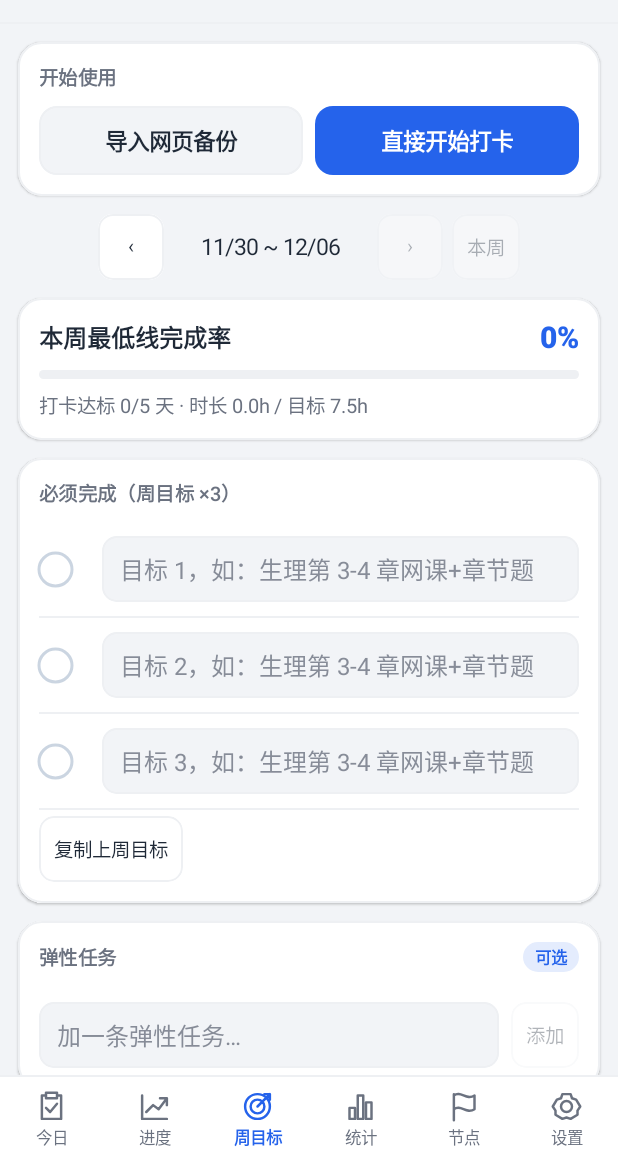
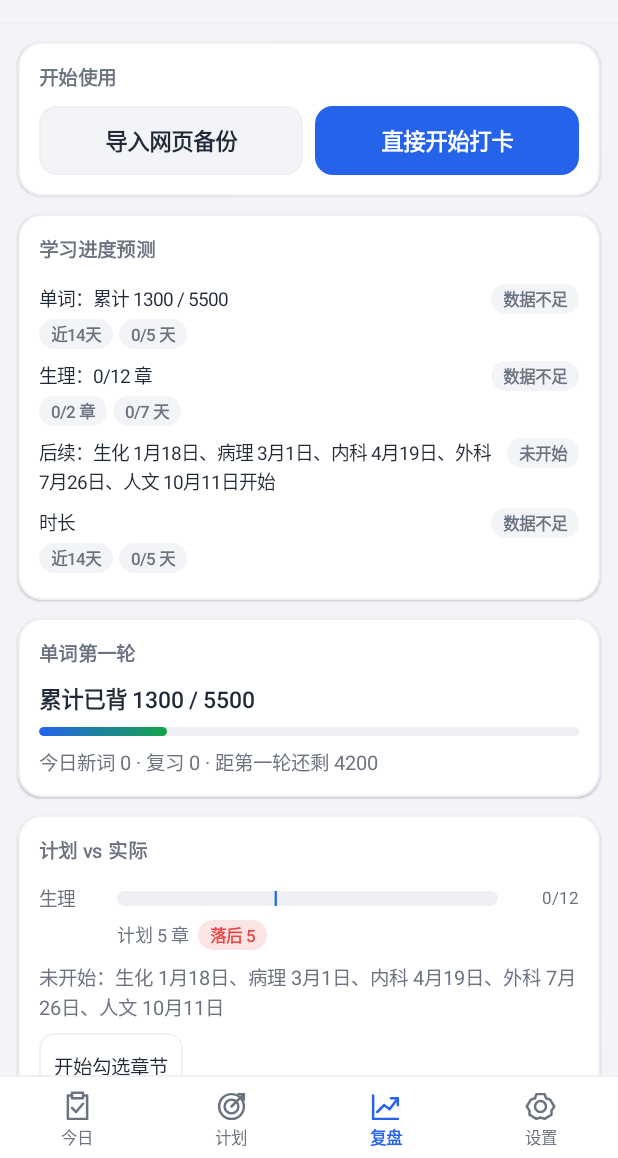
Before and after one commit to xjb1337/kaoyan-checkin, an Android app built with Jetpack Compose: the screen it shows after launch (MainActivity), item 3 of the bottom bar chosen, on a phone screen of 412 x 824 dp, the part 78-1236 px from its top. Run offline under Robolectric (Android 15) with nearby library versions, the phone set to English and light mode, and no system bars; our stand-ins replace Room's generated code; network calls fail; pictures from the network do not load.

Commit message:
Android：同步小组件任务数、支持补录首次日期并优化 UI/UX，发布 1.2.0

```diff
--- a/android/app/build.gradle.kts
+++ b/android/app/build.gradle.kts
@@ -11,8 +11,8 @@ android {
         applicationId = "com.xjb.kaoyancheckin"
         minSdk = 26
         targetSdk = 35
-        versionCode = 8
-        versionName = "1.1.1"
+        versionCode = 9
+        versionName = "1.2.0"
     }
     // CI supplies all four values; without them release uses the same local debug identity.
     val signingValues = listOf("SIGNING_STORE_FILE", "SIGNING_STORE_PASSWORD", "SIGNING_KEY_ALIAS", "SIGNING_KEY_PASSWORD")
--- a/android/app/src/main/java/com/xjb/kaoyancheckin/CheckinWidget.kt
+++ b/android/app/src/main/java/com/xjb/kaoyancheckin/CheckinWidget.kt
@@ -9,6 +9,7 @@ import android.content.ComponentName
 import android.content.Context
 import android.content.Intent
 import android.content.res.Configuration
+import android.graphics.Paint
 import android.net.Uri
 import android.os.Bundle
 import android.view.View
@@ -149,8 +150,10 @@ class CheckinWidget : AppWidgetProvider() {
                     tasks.forEach { task ->
                         val item = RemoteViews(context.packageName, R.layout.checkin_widget_task)
                         item.setImageViewBitmap(R.id.widget_check, if (task.done) checked else unchecked)
-                        item.setTextViewText(R.id.widget_task_text, task.label)
+                        item.setTextViewText(R.id.widget_task_text, if (task.minimum) "★ ${task.label}" else task.label)
                         item.setTextColor(R.id.widget_task_text, (if (task.done) c.sub else c.text).toArgb())
+                        item.setInt(R.id.widget_task_text, "setPaintFlags",
+                            if (task.done) Paint.ANTI_ALIAS_FLAG or Paint.STRIKE_THRU_TEXT_FLAG else Paint.ANTI_ALIAS_FLAG)
                         item.setContentDescription(R.id.widget_task, "${task.label}，${if (task.done) "已完成，点击取消" else "未完成，点击完成"}")
                         val intent = Intent(context, WidgetActionReceiver::class.java).setAction(TOGGLE)
                             .setData(Uri.Builder().scheme("checkin").authority("widget").appendPath(widgetId.toString())
--- a/android/app/src/main/java/com/xjb/kaoyancheckin/LearningProgress.kt
+++ b/android/app/src/main/java/com/xjb/kaoyancheckin/LearningProgress.kt
@@ -89,3 +89,9 @@ internal fun toggleChapter(state: JSONObject, subject: JSONObject, index: Int, t
     if (dates.length() == 0) state.obj("cd").remove(key) else state.obj("cd").put(key, dates)
     return state
 }
+
+internal fun setChapterFirstDate(state: JSONObject, key: String, date: String): JSONObject {
+    require(CheckinCore.validDate(date)) { "日期无效" }
+    state.obj("cf").put(key, date)
+    return state
+}
--- a/android/app/src/main/java/com/xjb/kaoyancheckin/MainActivity.kt
+++ b/android/app/src/main/java/com/xjb/kaoyancheckin/MainActivity.kt
@@ -157,11 +157,11 @@ private fun CheckinApp(openTodaySignal: Int, model: CheckinViewModel, updates: U
                     .padding(horizontal = 12.dp, vertical = 12.dp), verticalArrangement = Arrangement.spacedBy(12.dp)) {
                     if (model.loadError.isNotEmpty()) Section("存档读取异常") {
                         Text(model.loadError, color = c.red)
-                        WebButton("前往设置，导出原始存档或恢复", { model.page = 5 })
+                        WebButton("前往设置，导出原始存档或恢复", { model.page = 3 })
                     }
-                    if (!CheckinCore.hasData(model.state) && model.page != 5 && !onboardingDismissed) Section("开始使用") {
+                    if (!CheckinCore.hasData(model.state) && model.page != 3 && !onboardingDismissed) Section("开始使用") {
                         Row(horizontalArrangement = Arrangement.spacedBy(8.dp)) {
-                            WebButton("导入网页备份", { model.page = 5 }, Modifier.weight(1f), big = true)
+                            WebButton("导入网页备份", { model.page = 3 }, Modifier.weight(1f), big = true)
                             WebButton("直接开始打卡", {
                                 onboardingDismissed = true
                                 model.page = 0
@@ -170,10 +170,14 @@ private fun CheckinApp(openTodaySignal: Int, model: CheckinViewModel, updates: U
                     }
                     when (model.page) {
                         0 -> TodayScreen(model)
-                        1 -> ProgressScreen(model)
-                        2 -> WeekScreen(model)
-                        3 -> StatsScreen(model)
-                        4 -> MilestonesScreen(model)
+                        1 -> {
+                            WeekScreen(model)
+                            MilestonesScreen(model)
+                        }
+                        2 -> {
+                            ProgressScreen(model)
+                            StatsScreen(model)
+                        }
                         else -> SettingsScreen(model, updates, appearance)
                     }
                 }
@@ -212,9 +216,8 @@ private fun Header(model: CheckinViewModel) {
 
 @Composable
 internal fun TabBar(selected: Int, onSelect: (Int) -> Unit) {
-    val labels = listOf("今日", "进度", "周目标", "统计", "节点", "设置")
-    val icons = listOf(R.drawable.tab_today, R.drawable.tab_progress, R.drawable.tab_week,
-        R.drawable.tab_stats, R.drawable.tab_milestones, R.drawable.tab_settings)
+    val labels = listOf("今日", "计划", "复盘", "设置")
+    val icons = listOf(R.drawable.tab_today, R.drawable.tab_week, R.drawable.tab_progress, R.drawable.tab_settings)
     val c = webColors
     Column(Modifier.fillMaxWidth().background(c.card), horizontalAlignment = Alignment.CenterHorizontally) {
         Divider()
--- a/android/app/src/main/java/com/xjb/kaoyancheckin/ProgressForecast.kt
+++ b/android/app/src/main/java/com/xjb/kaoyancheckin/ProgressForecast.kt
@@ -315,6 +315,7 @@ internal fun forecastSubject(subject: JSONObject, state: JSONObject, today: Loca
     }
 
     val firstDate = parseDate(state.obj("cf").optString(key))
+        ?: datedChapters.minOfOrNull { it.second }
         ?: return SubjectForecast.Insufficient(
             subjectName, done, total, SubjectForecastGap.MISSING_FIRST_DATE, null, null,
         )
--- a/android/app/src/main/java/com/xjb/kaoyancheckin/ProgressStatsScreens.kt
+++ b/android/app/src/main/java/com/xjb/kaoyancheckin/ProgressStatsScreens.kt
@@ -1,10 +1,13 @@
 package com.xjb.kaoyancheckin
 
+import android.app.DatePickerDialog
+import android.content.Context
 import androidx.compose.foundation.Canvas
 import androidx.compose.foundation.ExperimentalFoundationApi
 import androidx.compose.foundation.background
 import androidx.compose.foundation.border
 import androidx.compose.foundation.clickable
+import androidx.compose.foundation.gestures.detectTapGestures
 import androidx.compose.foundation.horizontalScroll
 import androidx.compose.foundation.layout.*
 import androidx.compose.foundation.rememberScrollState
@@ -25,6 +28,8 @@ import androidx.compose.ui.graphics.Brush
 import androidx.compose.ui.graphics.Color
 import androidx.compose.ui.graphics.PathEffect
 import androidx.compose.ui.graphics.StrokeCap
+import androidx.compose.ui.input.pointer.pointerInput
+import androidx.compose.ui.platform.LocalContext
 import androidx.compose.ui.text.SpanStyle
 import androidx.compose.ui.text.TextStyle
 import androidx.compose.ui.text.buildAnnotatedString
@@ -39,6 +44,8 @@ import com.xjb.kaoyancheckin.ui.theme.webColors
 import kotlinx.coroutines.launch
 import org.json.JSONArray
 import org.json.JSONObject
+import java.time.LocalDate
+import java.util.Calendar
 import java.util.Locale
 import java.util.UUID
 import kotlin.math.roundToInt
@@ -48,6 +55,7 @@ import kotlin.math.roundToInt
 @Composable
 internal fun ProgressScreen(model: CheckinViewModel) {
     val c = webColors
+    val context = LocalContext.current
     val enabled = model.loadError.isEmpty()
     var deleteScoreId by remember { mutableStateOf<String?>(null) }
     var expandedSubjectKey by rememberSaveable { mutableStateOf<String?>(null) }
@@ -70,9 +78,16 @@ internal fun ProgressScreen(model: CheckinViewModel) {
             method = wordForecastMethod(wordForecast), gates = wordForecastGates(wordForecast),
         )
         subjectForecasts.filterNot { it is SubjectForecast.NotStarted }.forEach { forecast ->
+            val missingFirst = forecast is SubjectForecast.Insufficient && forecast.reason == SubjectForecastGap.MISSING_FIRST_DATE
+            val subject = if (missingFirst) model.plan.subjects.firstOrNull { it.getString("name") == forecast.subjectName } else null
             ForecastRow(
                 formatSubjectForecast(forecast), subjectForecastTone(forecast), subjectForecastStatus(forecast),
                 method = subjectForecastMethod(forecast), gates = subjectForecastGates(forecast),
+                onClick = if (enabled && subject != null) ({
+                    showFirstDatePicker(context, subject.getString("s"), model.today) { picked ->
+                        model.setChapterFirstDate(subject, picked)
+                    }
+                }) else null,
             )
         }
         formatUpcomingSubjects(subjectForecasts)?.let { text ->
@@ -138,13 +153,26 @@ internal fun ProgressScreen(model: CheckinViewModel) {
                 horizontalArrangement = Arrangement.spacedBy(8.dp)) {
                 Text(progress.estimate.text, Modifier.weight(1f), color = c.sub, fontSize = 12.sp, lineHeight = 18.sp)
                 progress.estimate.status?.let { status ->
-                    val (fg, bg) = when (progress.estimate.tone) {
-                        ChapterEstimateTone.GOOD -> c.green to c.chipGreen
-                        ChapterEstimateTone.BAD -> c.red to c.chipRed
-                        ChapterEstimateTone.NEUTRAL -> c.sub to c.bg
+                    if (status == "缺首次日期" && enabled) {
+                        Box(Modifier.clip(RoundedCornerShape(6.dp)).clickable {
+                            showFirstDatePicker(context, subject.getString("s"), model.today) { picked ->
+                                model.setChapterFirstDate(subject, picked)
+                            }
+                        }) {
+                            Chip("补录首次日期", c.accent, c.chipBlue)
+                        }
+                    } else {
+                        val (fg, bg) = when (progress.estimate.tone) {
+                            ChapterEstimateTone.GOOD -> c.green to c.chipGreen
+                            ChapterEstimateTone.BAD -> c.red to c.chipRed
+                            ChapterEstimateTone.NEUTRAL -> c.sub to c.bg
+                        }
+                        Chip(status, fg, bg)
                     }
-                    Chip(status, fg, bg)
                 }
+            }
+            if (chapters.length() > 0) {
+                ProgressBar(done.toFloat() / chapters.length(), Modifier.padding(bottom = 8.dp), height = 5.dp)
             }
             if (expanded) chapters.values().forEachIndexed { index, chapter ->
                 val checked = flags.optBoolean(index)
@@ -179,9 +207,13 @@ internal fun ProgressScreen(model: CheckinViewModel) {
             WebButton("记录一次模考", { scope.launch { scoreRequester.bringIntoView() } }, Modifier.fillMaxWidth())
         }
         else {
-            ScoreChart(scores)
-            val last = scores.last()
-            Tip("最近一次：${last.optString("n").ifEmpty { "套卷" }} ${last.getString("d")} · ${last.getDouble("tot")} 分")
+            var selectedScoreIndex by rememberSaveable(scores.size) { mutableStateOf<Int?>(null) }
+            ScoreChart(scores, selectedIndex = selectedScoreIndex, onSelect = { selectedScoreIndex = it })
+            val shown = selectedScoreIndex?.let { scores.getOrNull(it) } ?: scores.last()
+            val prefix = if (selectedScoreIndex != null) "已选" else "最近一次"
+            Tip("$prefix：${shown.optString("n").ifEmpty { "套卷" }} ${shown.getString("d")} · ${shown.getDouble("tot")} 分")
+            val selectedParts = ScoreEntry.describe(shown.obj("p"))
+            if (selectedScoreIndex != null && selectedParts.isNotEmpty()) Tip(selectedParts)
             scores.reversed().forEach { score ->
                 Row(Modifier.fillMaxWidth().padding(vertical = 6.dp), verticalAlignment = Alignment.CenterVertically) {
                     Text("${score.getString("d")} ${score.optString("n")}", Modifier.weight(1f), fontSize = 13.sp, color = c.text)
@@ -283,6 +315,7 @@ private fun ForecastRow(
     status: String,
     method: String? = null,
     gates: List<String> = emptyList(),
+    onClick: (() -> Unit)? = null,
 ) {
     val c = webColors
     val (color, background) = when (tone) {
@@ -290,8 +323,13 @@ private fun ForecastRow(
         ForecastTone.BAD -> c.red to c.chipRed
         ForecastTone.NEUTRAL -> c.sub to c.bg
     }
+    val rowModifier = if (onClick != null) {
+        Modifier.fillMaxWidth().clip(RoundedCornerShape(8.dp)).clickable(onClick = onClick).padding(vertical = 4.dp)
+    } else {
+        Modifier.fillMaxWidth().padding(vertical = 4.dp)
+    }
     Row(
-        Modifier.fillMaxWidth().padding(vertical = 4.dp),
+        rowModifier,
         verticalAlignment = Alignment.Top,
         horizontalArrangement = Arrangement.spacedBy(8.dp),
     ) {
@@ -300,12 +338,28 @@ private fun ForecastRow(
             if (method != null || gates.isNotEmpty()) {
                 Row(horizontalArrangement = Arrangement.spacedBy(4.dp), verticalAlignment = Alignment.CenterVertically) {
                     method?.let { Chip(it, c.sub, c.bg) }
-                    gates.forEach { Chip(it, c.sub, c.bg) }
+                    gates.forEach { Chip(it, if (it == "缺首次日期" && onClick != null) c.accent else c.sub,
+                        if (it == "缺首次日期" && onClick != null) c.chipBlue else c.bg) }
                 }
             }
         }
         Chip(status, color, background)
     }
+}
+
+private fun showFirstDatePicker(context: Context, defaultDate: String, maxDate: String, onPicked: (String) -> Unit) {
+    val limit = LocalDate.parse(maxDate)
+    val initial = LocalDate.parse(defaultDate).let { if (it > limit) limit else it }
+    val dialog = DatePickerDialog(context, { _, year, month, day ->
+        val picked = LocalDate.of(year, month + 1, day)
+        if (picked <= limit) onPicked(picked.toString())
+    }, initial.year, initial.monthValue - 1, initial.dayOfMonth)
+    val maximum = Calendar.getInstance().apply {
+        clear()
+        set(limit.year, limit.monthValue - 1, limit.dayOfMonth)
+    }
+    dialog.datePicker.maxDate = maximum.timeInMillis
+    dialog.show()
 }
 
 private fun wordForecastStatus(forecast: WordForecast): String = when (forecast) {
@@ -374,7 +428,7 @@ private fun hoursForecastGates(forecast: HoursForecast): List<String> =
     if (forecast is HoursForecast.Insufficient) listOf("${forecast.activeDays}/$MIN_HOURS_ACTIVE_DAYS 天") else emptyList()
 
 @Composable
-private fun ScoreChart(scores: List<JSONObject>) {
+private fun ScoreChart(scores: List<JSONObject>, selectedIndex: Int? = null, onSelect: ((Int) -> Unit)? = null) {
     val c = webColors
     val textMeasurer = rememberTextMeasurer()
     val tickStyle = TextStyle(color = c.sub, fontSize = 9.sp)
@@ -382,7 +436,20 @@ private fun ScoreChart(scores: List<JSONObject>) {
     val referenceStyle = TextStyle(color = c.orange, fontSize = 9.5.sp, fontWeight = FontWeight.SemiBold)
     val ticks = ScoreChartMath.axisScores.map { it to textMeasurer.measure("$it", style = tickStyle) }
     val referenceLabel = textMeasurer.measure(referenceText, style = referenceStyle)
-    Canvas(Modifier.fillMaxWidth().aspectRatio(ScoreChartMath.VIEW_WIDTH / ScoreChartMath.VIEW_HEIGHT)) {
+    val tapModifier = if (onSelect != null && scores.isNotEmpty()) {
+        Modifier.pointerInput(scores) {
+            detectTapGestures { offset ->
+                val points = ScoreChartMath.points(scores.map { it.optDouble("tot") }, size.width.toFloat(), size.height.toFloat())
+                val nearest = points.withIndex().minByOrNull { (_, p) ->
+                    val dx = p.x - offset.x
+                    val dy = p.y - offset.y
+                    dx * dx + dy * dy
+                }
+                if (nearest != null) onSelect(nearest.index)
+            }
+        }
+    } else Modifier
+    Canvas(Modifier.fillMaxWidth().aspectRatio(ScoreChartMath.VIEW_WIDTH / ScoreChartMath.VIEW_HEIGHT).then(tapModifier)) {
         val left = size.width * ScoreChartMath.PLOT_LEFT / ScoreChartMath.VIEW_WIDTH
         val right = size.width - size.width * ScoreChartMath.PLOT_RIGHT / ScoreChartMath.VIEW_WIDTH
         ticks.forEach { (value, label) ->
@@ -405,9 +472,12 @@ private fun ScoreChart(scores: List<JSONObject>) {
         points.zipWithNext().forEach { (a, b) ->
             drawLine(c.blue, Offset(a.x, a.y), Offset(b.x, b.y), 2.dp.toPx(), cap = StrokeCap.Round)
         }
-        points.forEach { point ->
-            drawCircle(if (ScoreChartMath.meetsReference(point.score)) c.green else c.red,
-                3.5.dp.toPx(), Offset(point.x, point.y))
+        points.forEachIndexed { index, point ->
+            val pointColor = if (ScoreChartMath.meetsReference(point.score)) c.green else c.red
+            if (index == selectedIndex) {
+                drawCircle(pointColor.copy(alpha = 0.25f), 7.dp.toPx(), Offset(point.x, point.y))
+            }
+            drawCircle(pointColor, if (index == selectedIndex) 4.5.dp.toPx() else 3.5.dp.toPx(), Offset(point.x, point.y))
         }
     }
 }
--- a/android/app/src/main/java/com/xjb/kaoyancheckin/TodayWeekScreens.kt
+++ b/android/app/src/main/java/com/xjb/kaoyancheckin/TodayWeekScreens.kt
@@ -17,6 +17,7 @@ import androidx.compose.runtime.*
 import androidx.compose.runtime.saveable.rememberSaveable
 import androidx.compose.ui.Alignment
 import androidx.compose.ui.Modifier
+import androidx.compose.ui.draw.clip
 import androidx.compose.ui.graphics.Color
 import androidx.compose.ui.platform.LocalContext
 import androidx.compose.ui.semantics.Role
@@ -99,28 +100,31 @@ internal fun TodayScreen(model: CheckinViewModel) {
                 WebButton("去打卡", { scope.launch { tasksRequester.bringIntoView() } })
             }
         } else {
-            ForecastGlance(summary) { model.page = 1 }
+            ForecastGlance(summary) { model.page = 2 }
         }
     }
     val maximum = if (phase.optInt("fs") == 1) 1 else 2
     val met = remember(model.plan, state, date, today) { model.plan.satisfied(date, state) }
+    val past = date < model.today
     when {
         date < model.plan.start || date > model.today -> Unit
         model.plan.isMakeup(date, state) -> Banner("🩹 已用补签卡保住这天（本月还剩 ${model.plan.makeupLeft(date.take(7), state)} 张）", "ok")
-        met -> Banner(if (isToday) "✓ 今日保底已完成" else "✓ 保底已完成", "ok")
-        else -> {
-            val past = date < model.today
-            Banner("最低完成线 ${model.plan.minCount(date, state)}/$maximum", if (past) "warn" else "info") {
-                Chip(if (past) "未达标" else "进行中",
-                    if (past) webColors.red else webColors.accent,
-                    if (past) webColors.chipRed else webColors.chipBlue)
-                if (past && phase.optInt("fs") != 1 && model.plan.makeupLeft(date.take(7), state) > 0)
+        past && !met -> {
+            Banner("最低完成线 ${model.plan.minCount(date, state)}/$maximum", "warn") {
+                Chip("未达标", webColors.red, webColors.chipRed)
+                if (phase.optInt("fs") != 1 && model.plan.makeupLeft(date.take(7), state) > 0)
                     WebButton("🩹 用补签卡", { model.makeup(date) }, enabled = enabled)
             }
         }
     }
+    val minBadge = when {
+        date < model.plan.start || date > model.today -> null
+        met -> "保底已达标"
+        else -> "最低线 ${model.plan.minCount(date, state)}/$maximum"
+    }
     Section(
         "今日任务 ${tasks.count { model.plan.isDone(record, it.id) }}/${tasks.size}",
+        badge = minBadge,
         modifier = Modifier.bringIntoViewRequester(tasksRequester),
     ) {
         if (tasks.isEmpty() && date < model.plan.start) {
@@ -143,15 +147,48 @@ internal fun TodayScreen(model: CheckinViewModel) {
                 onDelete = if (deletable) ({ deleteTarget = task.id }) else null) {
                 model.toggleTask(date, task.id)
             }
+            if (enabled && date <= model.today && task.tag in listOf("西综", "英语")) {
+                Row(Modifier.fillMaxWidth().padding(start = 32.dp, bottom = 6.dp),
+                    horizontalArrangement = Arrangement.spacedBy(6.dp), verticalAlignment = Alignment.CenterVertically) {
+                    val currentHours = record.obj("sh").optDouble(task.tag, 0.0)
+                    Text("${task.tag} ${hours(currentHours)}h", fontSize = 11.5.sp, color = webColors.sub)
+                    Box(Modifier.clip(RoundedCornerShape(6.dp))
+                        .background(webColors.chipBlue)
+                        .clickable { model.adjustHours(date, task.tag, 0.5) }
+                        .padding(horizontal = 8.dp, vertical = 3.dp)) {
+                        Text("+0.5h", fontSize = 11.sp, fontWeight = FontWeight.SemiBold, color = webColors.accent)
+                    }
+                }
+            }
             if (task.id == "words") {
-                Row(Modifier.fillMaxWidth().padding(start = 32.dp, top = 8.dp, bottom = 10.dp),
-                    horizontalArrangement = Arrangement.spacedBy(10.dp)) {
+                Column(Modifier.fillMaxWidth().padding(start = 32.dp, top = 4.dp, bottom = 10.dp),
+                    verticalArrangement = Arrangement.spacedBy(6.dp)) {
+                    Row(Modifier.fillMaxWidth(), horizontalArrangement = Arrangement.spacedBy(10.dp)) {
                         listOf("n" to "新词", "r" to "复习").forEach { (field, label) ->
                             Column(Modifier.weight(1f), verticalArrangement = Arrangement.spacedBy(4.dp)) {
                                 Text(label, fontSize = 12.sp, color = webColors.sub)
                                 val count = record.obj("w").optInt(field, 0)
                                 AutoSaveInput(model, DraftField.Words(date, field), if (count == 0) "" else count.toString(),
                                     "$label 数量", Modifier.fillMaxWidth(), enabled = enabled, integer = true)
+                                if (enabled && date <= model.today) {
+                                    val increments = if (field == "n") listOf(20, 40) else listOf(40, 80)
+                                    Row(horizontalArrangement = Arrangement.spacedBy(6.dp)) {
+                                        increments.forEach { delta ->
+                                            Box(Modifier.clip(RoundedCornerShape(6.dp))
+                                                .background(webColors.bg)
+                                                .border(1.dp, webColors.line, RoundedCornerShape(6.dp))
+                                                .clickable {
+                                                    model.editDay(date) { day ->
+                                                        val w = day.obj("w")
+                                                        w.put(field, (w.optInt(field, 0) + delta).coerceAtMost(5000))
+                                                    }
+                                                }.padding(horizontal = 7.dp, vertical = 2.dp)) {
+                                                Text("+$delta", fontSize = 11.sp, color = webColors.sub, fontWeight = FontWeight.Medium)
+                                            }
+                                        }
+                                    }
+                                }
+                            }
                         }
                     }
                 }
@@ -193,10 +230,22 @@ internal fun TodayScreen(model: CheckinViewModel) {
         }
         AddField("添加其他科目", enabled) { subject -> model.setHours(date, subject, 0.0) }
     }
-    Section("三问复盘", badge = "选填") {
+    val filledReviewCount = listOf("g", "s", "n").count { record.obj("rw").optString(it).isNotBlank() }
+    var reviewExpanded by rememberSaveable(date) { mutableStateOf(filledReviewCount > 0) }
+    Section {
+        Row(Modifier.fillMaxWidth().heightIn(min = 36.dp).clickable { reviewExpanded = !reviewExpanded },
+            verticalAlignment = Alignment.CenterVertically, horizontalArrangement = Arrangement.spacedBy(8.dp)) {
+            Text("三问复盘", Modifier.weight(1f), fontWeight = FontWeight.SemiBold, fontSize = 14.sp, color = webColors.text)
+            Chip(if (filledReviewCount > 0) "已填 $filledReviewCount/3" else "选填",
+                if (filledReviewCount > 0) webColors.accent else webColors.sub,
+                if (filledReviewCount > 0) webColors.chipBlue else webColors.bg)
+        }
+        if (reviewExpanded) {
+            Spacer(Modifier.height(8.dp))
             listOf("g" to "今天最大的收获", "s" to "今天卡住的地方", "n" to "明天第一件事").forEachIndexed { index, (field, title) ->
                 if (index > 0) Spacer(Modifier.height(8.dp))
                 AutoSaveField(model, DraftField.DayReview(date, field), title, record.obj("rw").optString(field), enabled, placeholder = "…")
+            }
         }
     }
     var stageExpanded by rememberSaveable { mutableStateOf(false) }
```
Also changed, not shown: android/app/src/main/java/com/xjb/kaoyancheckin/CheckinViewModel.kt (+7 -0 lines), android/app/src/main/java/com/xjb/kaoyancheckin/WidgetPresentation.kt (+5 -2 lines), android/app/src/main/java/com/xjb/kaoyancheckin/WidgetSnapshot.kt (+5 -3 lines), 9 other files. Lines whose indentation alone changed are shown as unchanged.
